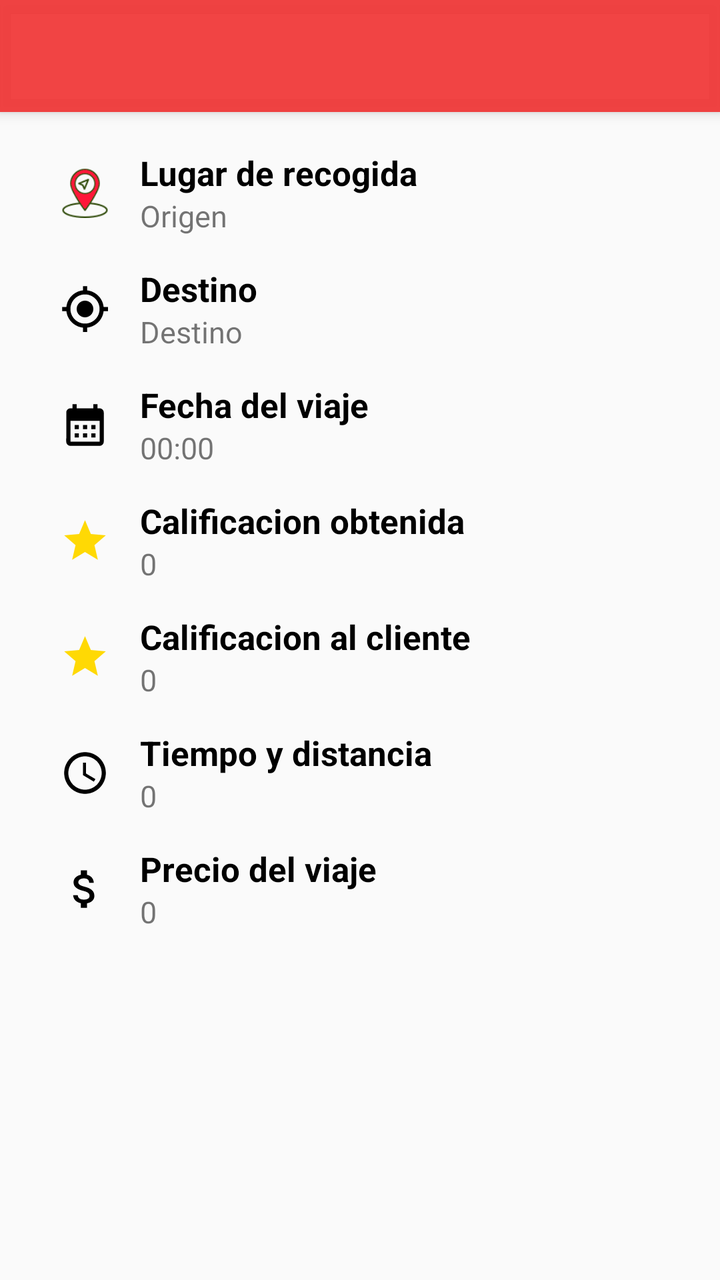
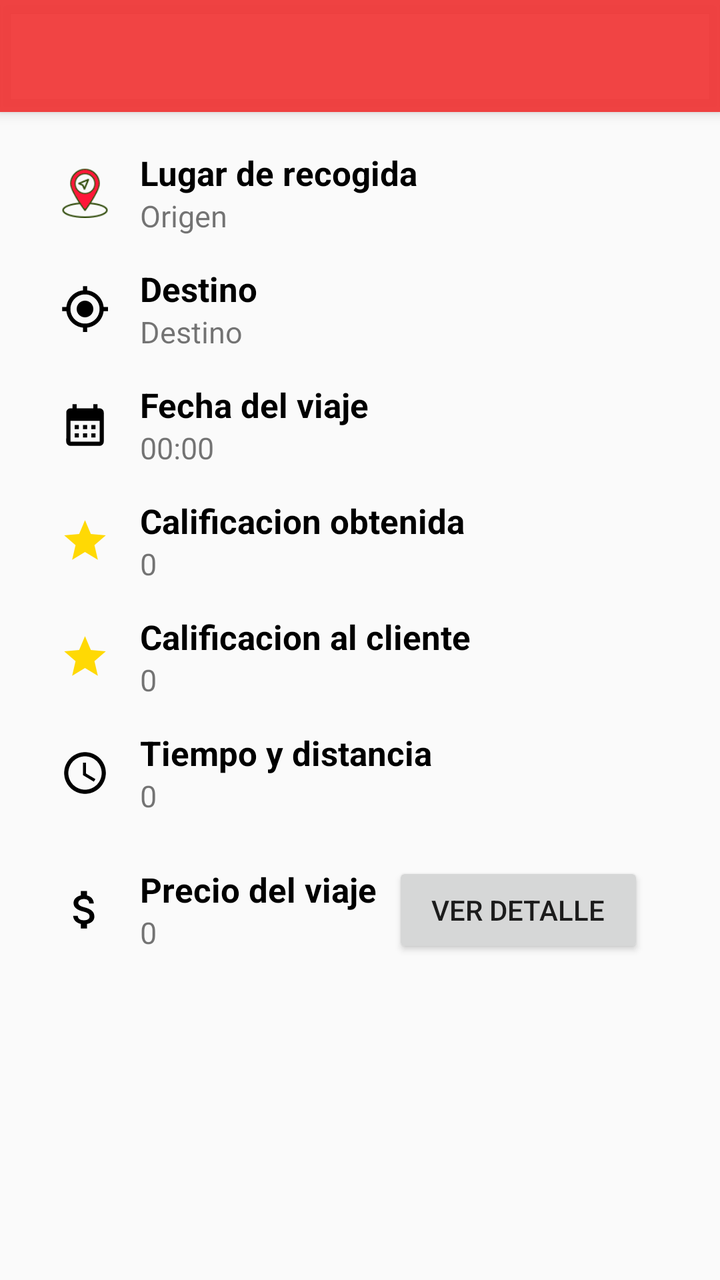

Screens rendered from an Android XML layout before and after an edit, with the pre-edit source and the edit as a unified diff.
<!-- AndroidManifest.xml: application theme Theme.ToonsConductor -->
<!-- res/layout/activity_histories_details.xml -->
<?xml version="1.0" encoding="utf-8"?>
<androidx.coordinatorlayout.widget.CoordinatorLayout xmlns:android="http://schemas.android.com/apk/res/android"
    xmlns:app="http://schemas.android.com/apk/res-auto"
    xmlns:tools="http://schemas.android.com/tools"
    android:layout_width="match_parent"
    android:layout_height="match_parent"
    tools:context=".activitys.historiesDetails.HistoriesDetailActivity">

    <com.google.android.material.appbar.AppBarLayout
            android:layout_width="match_parent"
            android:layout_height="wrap_content">
        <androidx.appcompat.widget.Toolbar
            android:id="@+id/toolbar"
            android:layout_width="match_parent"
            android:layout_height="wrap_content" />
    </com.google.android.material.appbar.AppBarLayout>



    <LinearLayout
        android:layout_width="match_parent"
        android:layout_height="match_parent"
        android:orientation="vertical"
        android:layout_marginTop="60dp">

        <LinearLayout
            android:layout_width="match_parent"
            android:layout_height="wrap_content"
            android:orientation="horizontal"
            android:gravity="center_vertical"
            android:layout_marginLeft="30dp"
            android:layout_marginRight="30dp"
            android:layout_marginTop="15dp">

            <ImageView
                android:layout_width="25dp"
                android:layout_height="25dp"
                android:src="@drawable/my_location_red" />

            <LinearLayout
                android:layout_width="wrap_content"
                android:layout_height="wrap_content"
                android:orientation="vertical"
                android:layout_marginLeft="15dp">

                <TextView
                    android:layout_width="wrap_content"
                    android:layout_height="wrap_content"
                    android:text="Lugar de recogida"
                    android:textStyle="bold"
                    android:textColor="@color/black"
                    android:textSize="17sp"/>

                <TextView
                    android:id="@+id/textViewOrigin"
                    android:layout_width="wrap_content"
                    android:layout_height="wrap_content"
                    android:text="Origen"
                    android:textSize="15sp"/>

            </LinearLayout>

        </LinearLayout>


        <LinearLayout
            android:layout_width="match_parent"
            android:layout_height="wrap_content"
            android:orientation="horizontal"
            android:gravity="center_vertical"
            android:layout_marginLeft="30dp"
            android:layout_marginRight="30dp"
            android:layout_marginTop="15dp">

            <ImageView
                android:layout_width="25dp"
                android:layout_height="25dp"
                android:src="@drawable/baseline_my_location_24" />

            <LinearLayout
                android:layout_width="wrap_content"
                android:layout_height="wrap_content"
                android:orientation="vertical"
                android:layout_marginLeft="15dp">

                <TextView
                    android:layout_width="wrap_content"
                    android:layout_height="wrap_content"
                    android:text="Destino"
                    android:textStyle="bold"
                    android:textColor="@color/black"
                    android:textSize="17sp"/>

                <TextView
                    android:id="@+id/textViewDestination"
                    android:layout_width="wrap_content"
                    android:layout_height="wrap_content"
                    android:text="Destino"
                    android:textSize="15sp"/>

            </LinearLayout>

        </LinearLayout>


        <LinearLayout
            android:layout_width="match_parent"
            android:layout_height="wrap_content"
            android:orientation="horizontal"
            android:gravity="center_vertical"
            android:layout_marginLeft="30dp"
            android:layout_marginRight="30dp"
            android:layout_marginTop="15dp">

            <ImageView
                android:layout_width="25dp"
                android:layout_height="25dp"
                android:src="@drawable/baseline_calendar_month_24" />

            <LinearLayout
                android:layout_width="wrap_content"
                android:layout_height="wrap_content"
                android:orientation="vertical"
                android:layout_marginLeft="15dp">

                <TextView
                    android:layout_width="wrap_content"
                    android:layout_height="wrap_content"
                    android:text="Fecha del viaje"
                    android:textStyle="bold"
                    android:textColor="@color/black"
                    android:textSize="17sp"/>

                <TextView
                    android:id="@+id/textViewDate"
                    android:layout_width="wrap_content"
                    android:layout_height="wrap_content"
                    android:text="00:00"
                    android:textSize="15sp"/>

            </LinearLayout>

        </LinearLayout>

        <LinearLayout
            android:layout_width="match_parent"
            android:layout_height="wrap_content"
            android:orientation="horizontal"
            android:gravity="center_vertical"
            android:layout_marginLeft="30dp"
            android:layout_marginRight="30dp"
            android:layout_marginTop="15dp">

            <ImageView
                android:layout_width="25dp"
                android:layout_height="25dp"
                android:src="@drawable/baseline_star_24" />

            <LinearLayout
                android:layout_width="wrap_content"
                android:layout_height="wrap_content"
                android:orientation="vertical"
                android:layout_marginLeft="15dp">

                <TextView
                    android:layout_width="wrap_content"
                    android:layout_height="wrap_content"
                    android:text="Calificacion obtenida"
                    android:textStyle="bold"
                    android:textColor="@color/black"
                    android:textSize="17sp"/>

                <TextView
                    android:id="@+id/textViewMyCalification"
                    android:layout_width="wrap_content"
                    android:layout_height="wrap_content"
                    android:text="0"
                    android:textSize="15sp"/>

            </LinearLayout>

        </LinearLayout>

        <LinearLayout
            android:layout_width="match_parent"
            android:layout_height="wrap_content"
            android:orientation="horizontal"
            android:gravity="center_vertical"
            android:layout_marginLeft="30dp"
            android:layout_marginRight="30dp"
            android:layout_marginTop="15dp">

            <ImageView
                android:layout_width="25dp"
                android:layout_height="25dp"
                android:src="@drawable/baseline_star_24" />

            <LinearLayout
                android:layout_width="wrap_content"
                android:layout_height="wrap_content"
                android:orientation="vertical"
                android:layout_marginLeft="15dp">

                <TextView
                    android:layout_width="wrap_content"
                    android:layout_height="wrap_content"
                    android:text="Calificacion al cliente"
                    android:textStyle="bold"
                    android:textColor="@color/black"
                    android:textSize="17sp"/>

                <TextView
                    android:id="@+id/textViewClientCalification"
                    android:layout_width="wrap_content"
                    android:layout_height="wrap_content"
                    android:text="0"
                    android:textSize="15sp"/>

            </LinearLayout>

        </LinearLayout>

        <LinearLayout
            android:layout_width="match_parent"
            android:layout_height="wrap_content"
            android:orientation="horizontal"
            android:gravity="center_vertical"
            android:layout_marginLeft="30dp"
            android:layout_marginRight="30dp"
            android:layout_marginTop="15dp">

            <ImageView
                android:layout_width="25dp"
                android:layout_height="25dp"
                android:src="@drawable/baseline_access_time_24" />

            <LinearLayout
                android:layout_width="wrap_content"
                android:layout_height="wrap_content"
                android:orientation="vertical"
                android:layout_marginLeft="15dp">

                <TextView
                    android:layout_width="wrap_content"
                    android:layout_height="wrap_content"
                    android:text="Tiempo y distancia"
                    android:textStyle="bold"
                    android:textColor="@color/black"
                    android:textSize="17sp"/>

                <TextView
                    android:id="@+id/textViewTimeAndDistance"
                    android:layout_width="wrap_content"
                    android:layout_height="wrap_content"
                    android:text="0"
                    android:textSize="15sp"/>

            </LinearLayout>

        </LinearLayout>

        <LinearLayout
            android:layout_width="match_parent"
            android:layout_height="wrap_content"
            android:orientation="horizontal"
            android:gravity="center_vertical"
            android:layout_marginLeft="30dp"
            android:layout_marginRight="30dp"
            android:layout_marginTop="15dp">

            <ImageView
                android:layout_width="25dp"
                android:layout_height="25dp"
                android:src="@drawable/baseline_attach_money_24" />

            <LinearLayout
                android:layout_width="wrap_content"
                android:layout_height="wrap_content"
                android:orientation="vertical"
                android:layout_marginLeft="15dp">

                <TextView
                    android:layout_width="wrap_content"
                    android:layout_height="wrap_content"
                    android:text="Precio del viaje"
                    android:textStyle="bold"
                    android:textColor="@color/black"
                    android:textSize="17sp"/>

                <TextView
                    android:id="@+id/textViewPrice"
                    android:layout_width="wrap_content"
                    android:layout_height="wrap_content"
                    android:text="0"
                    android:textSize="15sp"/>

            </LinearLayout>

        </LinearLayout>

    </LinearLayout>

</androidx.coordinatorlayout.widget.CoordinatorLayout>
<!-- resources referenced by this layout -->
<resources>
  <color name="black">#FF000000</color>
  <!-- drawable baseline_access_time_24 (drawable) -->
  <vector android:height="24dp" android:tint="#000000"
      android:viewportHeight="24" android:viewportWidth="24"
      android:width="24dp" xmlns:android="http://schemas.android.com/apk/res/android">
      <path android:fillColor="@android:color/white" android:pathData="M11.99,2C6.47,2 2,6.48 2,12s4.47,10 9.99,10C17.52,22 22,17.52 22,12S17.52,2 11.99,2zM12,20c-4.42,0 -8,-3.58 -8,-8s3.58,-8 8,-8 8,3.58 8,8 -3.58,8 -8,8z"/>
      <path android:fillColor="@android:color/white" android:pathData="M12.5,7H11v6l5.25,3.15 0.75,-1.23 -4.5,-2.67z"/>
  </vector>
  <!-- drawable baseline_attach_money_24 (drawable) -->
  <vector android:height="24dp" android:tint="#000000"
      android:viewportHeight="24" android:viewportWidth="24"
      android:width="24dp" xmlns:android="http://schemas.android.com/apk/res/android">
      <path android:fillColor="@android:color/white" android:pathData="M11.8,10.9c-2.27,-0.59 -3,-1.2 -3,-2.15 0,-1.09 1.01,-1.85 2.7,-1.85 1.78,0 2.44,0.85 2.5,2.1h2.21c-0.07,-1.72 -1.12,-3.3 -3.21,-3.81V3h-3v2.16c-1.94,0.42 -3.5,1.68 -3.5,3.61 0,2.31 1.91,3.46 4.7,4.13 2.5,0.6 3,1.48 3,2.41 0,0.69 -0.49,1.79 -2.7,1.79 -2.06,0 -2.87,-0.92 -2.98,-2.1h-2.2c0.12,2.19 1.76,3.42 3.68,3.83V21h3v-2.15c1.95,-0.37 3.5,-1.5 3.5,-3.55 0,-2.84 -2.43,-3.81 -4.7,-4.4z"/>
  </vector>
  <!-- drawable baseline_calendar_month_24 (drawable) -->
  <vector android:height="24dp" android:tint="#000000"
      android:viewportHeight="24" android:viewportWidth="24"
      android:width="24dp" xmlns:android="http://schemas.android.com/apk/res/android">
      <path android:fillColor="@android:color/white" android:pathData="M19,4h-1V2h-2v2H8V2H6v2H5C3.89,4 3.01,4.9 3.01,6L3,20c0,1.1 0.89,2 2,2h14c1.1,0 2,-0.9 2,-2V6C21,4.9 20.1,4 19,4zM19,20H5V10h14V20zM9,14H7v-2h2V14zM13,14h-2v-2h2V14zM17,14h-2v-2h2V14zM9,18H7v-2h2V18zM13,18h-2v-2h2V18zM17,18h-2v-2h2V18z"/>
  </vector>
  <!-- drawable baseline_my_location_24 (drawable) -->
  <vector android:height="24dp" android:tint="#000000"
      android:viewportHeight="24" android:viewportWidth="24"
      android:width="24dp" xmlns:android="http://schemas.android.com/apk/res/android">
      <path android:fillColor="@android:color/white" android:pathData="M12,8c-2.21,0 -4,1.79 -4,4s1.79,4 4,4 4,-1.79 4,-4 -1.79,-4 -4,-4zM20.94,11c-0.46,-4.17 -3.77,-7.48 -7.94,-7.94L13,1h-2v2.06C6.83,3.52 3.52,6.83 3.06,11L1,11v2h2.06c0.46,4.17 3.77,7.48 7.94,7.94L11,23h2v-2.06c4.17,-0.46 7.48,-3.77 7.94,-7.94L23,13v-2h-2.06zM12,19c-3.87,0 -7,-3.13 -7,-7s3.13,-7 7,-7 7,3.13 7,7 -3.13,7 -7,7z"/>
  </vector>
  <!-- drawable baseline_star_24 (drawable) -->
  <vector android:height="24dp" android:tint="#FFD904"
      android:viewportHeight="24" android:viewportWidth="24"
      android:width="24dp" xmlns:android="http://schemas.android.com/apk/res/android">
      <path android:fillColor="@android:color/white" android:pathData="M12,17.27L18.18,21l-1.64,-7.03L22,9.24l-7.19,-0.61L12,2 9.19,8.63 2,9.24l5.46,4.73L5.82,21z"/>
  </vector>
  <style name="Theme.ToonsConductor" parent="Base.Theme.ToonsConductor" />
  <color name="rojo">#EEF13737</color>
  <color name="white">#FFFFFFFF</color>
  <style name="CustomProgressBar" parent="@android:style/Widget.ProgressBar">
          <item name="android:backgroundTint">@color/red</item>
      </style>
  <color name="red">#FF1739</color>
  <!-- unchanged entries left out for length: 2 -->
</resources>

<!-- the commit's change to res/layout/activity_histories_details.xml (unified diff, before → after) -->
@@ -296,6 +296,14 @@
 
             </LinearLayout>
 
+            <Button
+                android:layout_margin="8dp"
+                android:id="@+id/button_ver_detalle"
+                android:layout_width="wrap_content"
+                android:layout_height="wrap_content"
+                android:layout_weight="1"
+                android:text="Ver detalle" />
+
         </LinearLayout>
 
     </LinearLayout>
